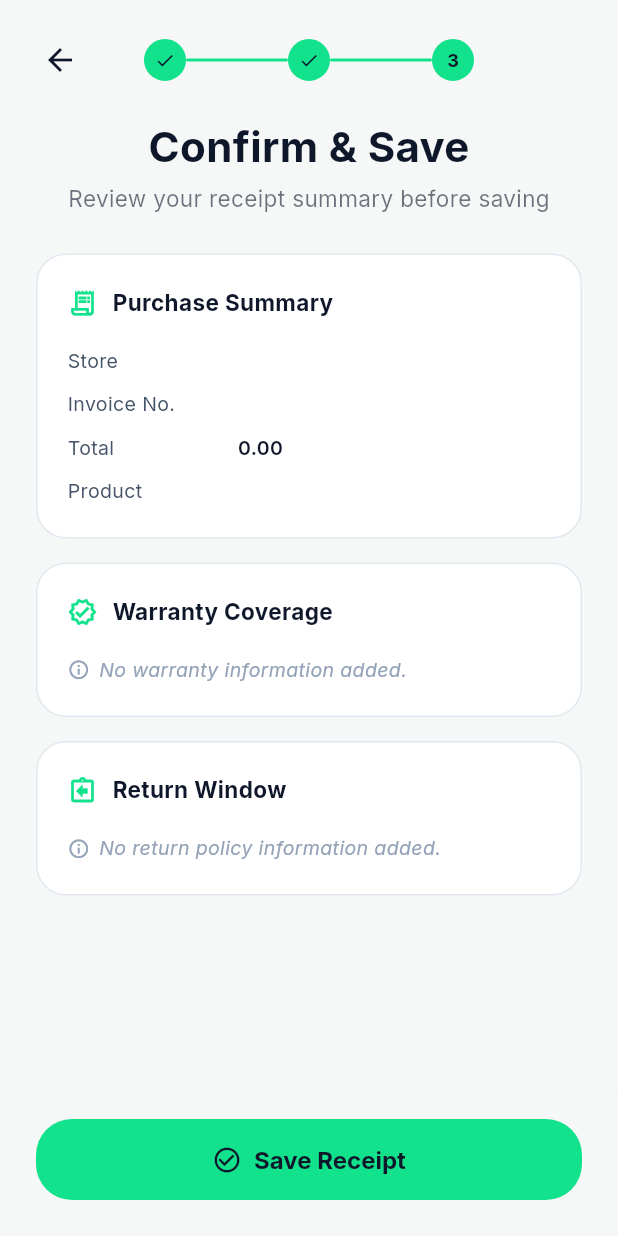
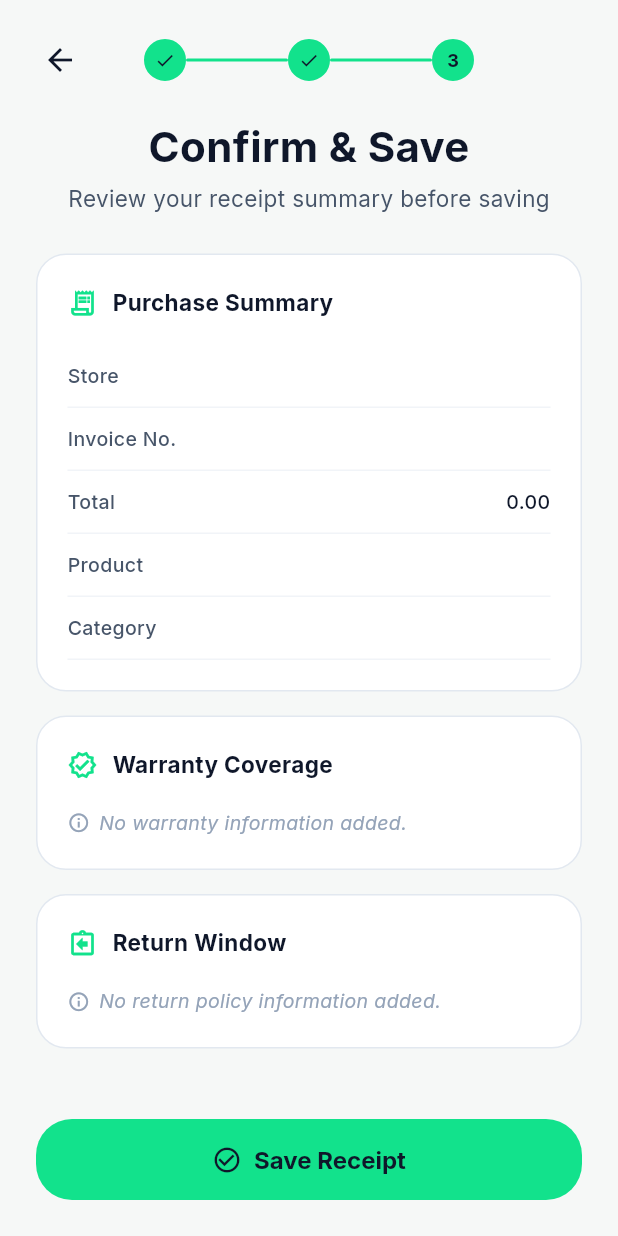
Before and after one commit to sujayamindev/reclaima, a Flutter app: the ReceiptConfirmationScreen screen opened directly with empty values, on a phone screen of 412 x 824 dp. Run offline on Flutter 3.47's test engine with Material 3 defaults, Android fonts, the phone set to English and light mode, and no system bars; our stand-ins replace cached_network_image, dio, drift, firebase_auth, firebase_core, flutter_riverpod and 4 more; accounts and stored records are empty; generated files the repository leaves out were written again; network calls fail.

Commit message:
feat(product): add product image search functionality and UI integration
- Implement ProductImageService for fetching product images from the backend
- Create ProductImageCard widget to display product images with loading and error states
- Update ReceiptConfirmationScreen to include product image preview
- Add productImageSearch endpoint to ApiConstants
- Register Sqflite plugin in GeneratedPluginRegistrant
- Update pubspec.yaml to include cached_network_image dependency

```diff
--- a/mobile/lib/core/constants/app_constants.dart
+++ b/mobile/lib/core/constants/app_constants.dart
@@ -17,6 +17,7 @@ class ApiConstants {
   static const String authMe = '/auth/me';
   static const String receipts = '/receipts';
   static const String warranties = '/warranties';
+  static const String productImageSearch = '/products/image-search';
   static const String health = '/health';
 
   // Timeouts
--- a/mobile/lib/screens/receipt/receipt_confirmation_screen.dart
+++ b/mobile/lib/screens/receipt/receipt_confirmation_screen.dart
@@ -2,7 +2,9 @@ import 'package:flutter/material.dart';
 import 'package:flutter_riverpod/flutter_riverpod.dart';
 import '../../core/constants/app_constants.dart';
 import '../../providers/receipt_provider.dart';
+import '../../providers/service_providers.dart';
 import '../../widgets/step_progress_bar.dart';
+import '../../widgets/product_image_card.dart';
 import 'receipt_detail_screen.dart';
 
 class ReceiptConfirmationScreen extends ConsumerStatefulWidget {
@@ -28,6 +30,22 @@ class ReceiptConfirmationScreen extends ConsumerStatefulWidget {
 
 class _ReceiptConfirmationScreenState
     extends ConsumerState<ReceiptConfirmationScreen> {
+  // ─── State ──────────────────────────────────────────────────────────────────
+
+  /// Cached future for the product image URL lookup.
+  Future<String?>? _productImageFuture;
+
+  @override
+  void initState() {
+    super.initState();
+    final productName = widget.formData['productName'] as String?;
+    if (productName != null && productName.trim().isNotEmpty) {
+      _productImageFuture = ref
+          .read(productImageServiceProvider)
+          .getProductImageUrl(productName);
+    }
+  }
+
   // ─── Helpers ───────────────────────────────────────────────────────────────
 
   String _formatDate(DateTime date) =>
@@ -46,13 +64,27 @@ class _ReceiptConfirmationScreenState
     return date.difference(DateTime(now.year, now.month, now.day)).inDays;
   }
 
+  /// Converts a raw day count into a human-friendly (value, unit) pair.
+  ///
+  /// - ≥ 30 days  →  rounded-up months  (e.g. 45 days → "2 months")
+  /// - < 30 days  →  days               (e.g. 15 → "15 days")
+  ({String value, String unit}) _formatDuration(int totalDays) {
+    final absDays = totalDays.abs();
+
+    if (absDays >= 30) {
+      final months = (absDays / 30).ceil();
+      return (value: '$months', unit: months == 1 ? 'month' : 'months');
+    } else {
+      return (value: '$absDays', unit: absDays == 1 ? 'day' : 'days');
+    }
+  }
+
   // ─── Save ──────────────────────────────────────────────────────────────────
 
   Future<void> _save() async {
     final controller = ref.read(receiptControllerProvider.notifier);
     final data = Map<String, dynamic>.from(widget.formData);
 
-    // Always send expiry dates explicitly — null tells the backend to clear them
     data['warrantyExpiryDate'] = widget.warrantyExpiryDate != null
         ? _formatDate(widget.warrantyExpiryDate!)
         : null;
@@ -91,6 +123,7 @@ class _ReceiptConfirmationScreenState
     final isDark = Theme.of(context).brightness == Brightness.dark;
     final backgroundColor = AppColors.background(isDark);
     final textPrimary = AppColors.textPrimary(isDark);
+    final textSecondary = AppColors.textSecondary(isDark);
     final controllerState = ref.watch(receiptControllerProvider);
 
     // Parse display values from formData
@@ -102,8 +135,10 @@ class _ReceiptConfirmationScreenState
     final totalAmount = widget.formData['totalAmount'] as double?;
     final currency = widget.formData['currency'] as String? ?? 'USD';
     final productName = widget.formData['productName'] as String?;
+    final productCategory = widget.formData['productCategory'] as String?;
     final warrantyMonths = widget.formData['warrantyPeriodMonths'] as int?;
     final returnDays = widget.formData['returnPeriodDays'] as int?;
+    final remarks = widget.formData['remarks'] as String?;
 
     return Scaffold(
       backgroundColor: backgroundColor,
@@ -145,7 +180,7 @@ class _ReceiptConfirmationScreenState
                 child: Column(
                   crossAxisAlignment: CrossAxisAlignment.center,
                   children: [
-                    // Title
+                    // ── Hero section ──────────────────────────────────────
                     Text(
                       'Confirm & Save',
                       style: AppTextStyles.headingSmall.copyWith(
@@ -156,87 +191,57 @@ class _ReceiptConfirmationScreenState
                     Text(
                       'Review your receipt summary before saving',
                       style: AppTextStyles.bodyMedium.copyWith(
-                        color: textPrimary.withValues(alpha: 0.6),
+                        color: textSecondary,
                       ),
                     ),
                     const SizedBox(height: 24),
 
-                    // ── Purchase Summary ─────────────────────────────────────
-                    _buildCard(
-                      isDark,
-                      textPrimary,
-                      [
-                        Row(
-                          children: [
-                            const Icon(
-                              Icons.receipt_long_outlined,
-                              size: 20,
-                              color: AppColors.primary,
-                            ),
-                            const SizedBox(width: 10),
-                            Text(
-                              'Purchase Summary',
-                              style: AppTextStyles.sectionTitle.copyWith(
-                                color: textPrimary,
-                              ),
-                            ),
-                          ],
+                    // ── Product Image ──────────────────────────────────────
+                    if (productName != null && _productImageFuture != null) ...[
+                      ProductImageCard(
+                        productName: productName,
+                        imageUrlFuture: _productImageFuture!,
+                        isDark: isDark,
                       ),
                       const SizedBox(height: 16),
-                        _buildRow(isDark, 'Store', storeName, textPrimary,
-                            valueBold: true),
-                        if (invoiceNumber != null) ...[
-                          const SizedBox(height: 8),
-                          _buildRow(
-                              isDark, 'Invoice No.', invoiceNumber, textPrimary),
                     ],
-                        if (purchaseDate != null) ...[
-                          const SizedBox(height: 8),
-                          _buildRow(isDark, 'Purchase Date',
-                              _displayDate(purchaseDate), textPrimary),
-                        ],
-                        if (totalAmount != null) ...[
-                          const SizedBox(height: 8),
-                          _buildRow(
+
+                    // ── Purchase Summary ───────────────────────────────────
+                    _buildSection(
+                      isDark: isDark,
+                      textPrimary: textPrimary,
+                      title: 'Purchase Summary',
+                      icon: Icons.receipt_long_outlined,
+                      children: [
+                        _buildDetailRow(isDark, 'Store', storeName),
+                        if (invoiceNumber != null)
+                          _buildDetailRow(isDark, 'Invoice No.', invoiceNumber),
+                        if (purchaseDate != null)
+                          _buildDetailRow(
+                              isDark, 'Purchase Date', _displayDate(purchaseDate)),
+                        if (totalAmount != null)
+                          _buildDetailRow(
                             isDark,
                             'Total',
-                            '$currency ${totalAmount.toStringAsFixed(2)}',
-                            textPrimary,
-                            valueBold: true,
+                            '$currency ${totalAmount.toStringAsFixed(2)}'
                           ),
-                        ],
-                        if (productName != null) ...[
-                          const SizedBox(height: 8),
-                          _buildRow(
-                              isDark, 'Product', productName, textPrimary),
-                        ],
+                        if (productName != null)
+                          _buildDetailRow(isDark, 'Product', productName),
+                        if (productCategory != null)
+                          _buildDetailRow(isDark, 'Category', productCategory),
                       ],
                     ),
                     const SizedBox(height: 16),
 
-                    // ── Warranty Coverage ────────────────────────────────────
-                    if (widget.warrantyExpiryDate != null || warrantyMonths != null)
-                    _buildCard(
-                      isDark,
-                      textPrimary,
-                      [
-                        Row(
+                    // ── Warranty Coverage ──────────────────────────────────
+                    if (widget.warrantyExpiryDate != null ||
+                        warrantyMonths != null) ...[
+                      _buildSection(
+                        isDark: isDark,
+                        textPrimary: textPrimary,
+                        title: 'Warranty Coverage',
+                        icon: Icons.verified_outlined,
                         children: [
-                            const Icon(
-                              Icons.verified_outlined,
-                              size: 20,
-                              color: AppColors.primary,
-                            ),
-                            const SizedBox(width: 10),
-                            Text(
-                              'Warranty Coverage',
-                              style: AppTextStyles.sectionTitle.copyWith(
-                                color: textPrimary,
-                              ),
-                            ),
-                          ],
-                        ),
-                        const SizedBox(height: 16),
                           if (widget.warrantyExpiryDate != null)
                             _buildExpiryBanner(
                               isDark: isDark,
@@ -252,36 +257,21 @@ class _ReceiptConfirmationScreenState
                               activeColor: AppColors.primary,
                             )
                           else
-                          _buildNoInfoRow(
-                              isDark, textPrimary, 'No warranty information added.'),
-                      ],
-                    ),
-                    if (widget.warrantyExpiryDate != null || warrantyMonths != null)
-                    const SizedBox(height: 16),
-
-                    // ── Return Window ────────────────────────────────────────
-                    if (widget.returnExpiryDate != null || returnDays != null)
-                    _buildCard(
-                      isDark,
-                      textPrimary,
-                      [
-                        Row(
-                          children: [
-                            const Icon(
-                              Icons.assignment_return_outlined,
-                              size: 20,
-                              color: AppColors.primary,
-                            ),
-                            const SizedBox(width: 10),
-                            Text(
-                              'Return Window',
-                              style: AppTextStyles.sectionTitle.copyWith(
-                                color: textPrimary,
-                              ),
-                            ),
+                            _buildNoInfoRow(isDark, 'No warranty information added.'),
                         ],
                       ),
                       const SizedBox(height: 16),
+                    ],
+
+                    // ── Return Window ──────────────────────────────────────
+                    if (widget.returnExpiryDate != null ||
+                        returnDays != null) ...[
+                      _buildSection(
+                        isDark: isDark,
+                        textPrimary: textPrimary,
+                        title: 'Return Window',
+                        icon: Icons.assignment_return_outlined,
+                        children: [
                           if (widget.returnExpiryDate != null)
                             _buildExpiryBanner(
                               isDark: isDark,
@@ -298,11 +288,11 @@ class _ReceiptConfirmationScreenState
                             )
                           else
                             _buildNoInfoRow(
-                              isDark, textPrimary, 'No return policy information added.'),
+                                isDark, 'No return policy information added.'),
                         ],
                       ),
-                    if (widget.returnExpiryDate != null || returnDays != null)
-                    const SizedBox(height: 8),
+                      const SizedBox(height: 16),
+                    ],
                   ],
                 ),
               ),
@@ -316,61 +306,99 @@ class _ReceiptConfirmationScreenState
     );
   }
 
-  // ─── Card wrapper ──────────────────────────────────────────────────────────
+  // ─── Section card (matches review_receipt_screen pattern) ──────────────────
 
-  Widget _buildCard(bool isDark, Color textPrimary, List<Widget> children) {
+  Widget _buildSection({
+    required bool isDark,
+    required Color textPrimary,
+    required String title,
+    required IconData icon,
+    required List<Widget> children,
+  }) {
     final cardColor = AppColors.card(isDark);
     final borderColor = AppColors.border(isDark);
+
     return Container(
       width: double.infinity,
-      padding: const EdgeInsets.all(20),
       decoration: BoxDecoration(
         color: cardColor,
         borderRadius: BorderRadius.circular(AppDimensions.radiusXL),
         border: Border.all(color: borderColor),
       ),
+      padding: const EdgeInsets.all(20),
       child: Column(
         crossAxisAlignment: CrossAxisAlignment.start,
-        children: children,
+        children: [
+          Row(
+            children: [
+              Icon(icon, size: 20, color: AppColors.primary),
+              const SizedBox(width: 10),
+              Text(
+                title,
+                style: AppTextStyles.sectionTitle.copyWith(color: textPrimary),
+              ),
+            ],
+          ),
+          const SizedBox(height: 16),
+          ...children,
+        ],
       ),
     );
   }
 
-  // ─── Row helpers ───────────────────────────────────────────────────────────
+  // ─── Detail row with divider ───────────────────────────────────────────────
 
-  Widget _buildRow(
+  Widget _buildDetailRow(
     bool isDark,
     String label,
-    String value,
-    Color textPrimary, {
-    bool valueBold = false,
+    String value, {
+    bool isHighlighted = false,
   }) {
     final labelColor = AppColors.textSecondary(isDark);
-    return Row(
+    final textPrimary = AppColors.textPrimary(isDark);
+    final borderColor = AppColors.border(isDark);
+
+    return Column(
+      children: [
+        Padding(
+          padding: const EdgeInsets.symmetric(vertical: 10),
+          child: Row(
             crossAxisAlignment: CrossAxisAlignment.start,
             children: [
               SizedBox(
                 width: 110,
                 child: Text(
                   label,
-            style: TextStyle(fontSize: 13, color: labelColor),
+                  style: TextStyle(
+                    fontSize: 13,
+                    color: labelColor,
+                    fontWeight: FontWeight.w500,
+                  ),
                 ),
               ),
               Expanded(
                 child: Text(
                   value,
+                  textAlign: TextAlign.end,
                   style: TextStyle(
                     fontSize: 13,
-              color: textPrimary,
-              fontWeight: valueBold ? FontWeight.w600 : FontWeight.normal,
+                    color: isHighlighted ? AppColors.primary : textPrimary,
+                    fontWeight:
+                        isHighlighted ? FontWeight.w700 : FontWeight.w500,
                   ),
                 ),
               ),
             ],
+          ),
+        ),
+        Divider(height: 1, color: borderColor.withValues(alpha: 0.5)),
+      ],
     );
   }
 
-  Widget _buildNoInfoRow(bool isDark, Color textPrimary, String message) {
+  // ─── No info row ───────────────────────────────────────────────────────────
+
+  Widget _buildNoInfoRow(bool isDark, String message) {
     final labelColor = AppColors.muted(isDark);
     return Row(
       children: [
@@ -382,7 +410,8 @@ class _ReceiptConfirmationScreenState
             style: TextStyle(
               fontSize: 13,
               color: labelColor,
-                fontStyle: FontStyle.italic),
+              fontStyle: FontStyle.italic,
+            ),
           ),
         ),
       ],
@@ -421,7 +450,40 @@ class _ReceiptConfirmationScreenState
 
     final labelColor = AppColors.label(isDark);
 
-    return Column(
+    final duration = _formatDuration(daysLeft);
+    final unitSuffix = isExpired ? 'ago' : 'left';
+    final unitLabel = duration.unit.isNotEmpty
+        ? '${duration.unit} $unitSuffix'
+        : unitSuffix;
+
+    // Compute progress ring fraction
+    // We need the purchase date to determine total period
+    final purchaseDateStr = widget.formData['purchaseDate'] as String?;
+    final purchaseDate =
+        purchaseDateStr != null ? DateTime.tryParse(purchaseDateStr) : null;
+
+    double progressFraction = 0.0;
+    if (purchaseDate != null) {
+      final totalDays = expiryDate.difference(purchaseDate).inDays;
+      if (totalDays > 0) {
+        progressFraction = isExpired
+            ? 1.0
+            : (1.0 - (daysLeft / totalDays)).clamp(0.0, 1.0);
+      }
+    }
+
+    final percentLeft = isExpired
+        ? 0
+        : (progressFraction * 100).round() > 100
+            ? 100
+            : (100 - (progressFraction * 100).round());
+
+    return Row(
+      crossAxisAlignment: CrossAxisAlignment.start,
+      children: [
+        // Left side — countdown + status + date
+        Expanded(
+          child: Column(
             crossAxisAlignment: CrossAxisAlignment.start,
             children: [
               // Big countdown number + status badge
@@ -429,7 +491,7 @@ class _ReceiptConfirmationScreenState
                 crossAxisAlignment: CrossAxisAlignment.end,
                 children: [
                   Text(
-              isExpired ? '${daysLeft.abs()}' : '$daysLeft',
+                    duration.value,
                     style: AppTextStyles.countdownHero.copyWith(
                       color: statusColor,
                     ),
@@ -441,7 +503,7 @@ class _ReceiptConfirmationScreenState
                       crossAxisAlignment: CrossAxisAlignment.start,
                       children: [
                         Text(
-                    isExpired ? 'days ago' : 'days left',
+                          unitLabel,
                           style: AppTextStyles.bodySmall.copyWith(
                             color: labelColor,
                             fontWeight: FontWeight.w500,
@@ -498,21 +560,80 @@ class _ReceiptConfirmationScreenState
                 ),
               ],
             ],
+          ),
+        ),
+
+        // Right side — circular progress ring
+        if (purchaseDate != null) ...[
+          const SizedBox(width: 16),
+          SizedBox(
+            width: 72,
+            height: 72,
+            child: Stack(
+              alignment: Alignment.center,
+              children: [
+                // Background track
+                SizedBox(
+                  width: 72,
+                  height: 72,
+                  child: CircularProgressIndicator(
+                    value: 1.0,
+                    strokeWidth: 6,
+                    strokeCap: StrokeCap.round,
+                    color: statusColor.withValues(alpha: 0.12),
+                  ),
+                ),
+                // Filled arc
+                SizedBox(
+                  width: 72,
+                  height: 72,
+                  child: CircularProgressIndicator(
+                    value: (1.0 - progressFraction).clamp(0.0, 1.0),
+                    strokeWidth: 6,
+                    strokeCap: StrokeCap.round,
+                    color: statusColor,
+                  ),
+                ),
+                // Percentage text
+                Column(
+                  mainAxisSize: MainAxisSize.min,
+                  children: [
+                    Text(
+                      '$percentLeft%',
+                      style: TextStyle(
+                        fontSize: 16,
+                        fontWeight: FontWeight.w800,
+                        color: statusColor,
+                      ),
+                    ),
+                    Text(
+                      'left',
+                      style: TextStyle(
+                        fontSize: 10,
+                        color: labelColor,
+                        fontWeight: FontWeight.w500,
+                      ),
+                    ),
+                  ],
+                ),
+              ],
+            ),
+          ),
+        ],
+      ],
     );
   }
 
-  // ─── Save footer ───────────────────────────────────────────────────────────
+  // ─── Save footer (matches review_receipt_screen style) ─────────────────────
 
-  Widget _buildSaveFooter(
-      bool isDark, AsyncValue<void> controllerState) {
+  Widget _buildSaveFooter(bool isDark, AsyncValue<void> controllerState) {
     final backgroundColor = AppColors.background(isDark);
-    final footerBorder = AppColors.footerBorder(isDark);
+    final borderColor = AppColors.border(isDark);
 
     return Container(
       padding: const EdgeInsets.fromLTRB(24, 16, 24, 24),
       decoration: BoxDecoration(
         color: backgroundColor,
-        border: Border(top: BorderSide(color: footerBorder)),
       ),
       child: SizedBox(
         width: double.infinity,
@@ -534,7 +655,6 @@ class _ReceiptConfirmationScreenState
             style: TextStyle(
               fontSize: 16,
               fontWeight: FontWeight.bold,
-              color: AppColors.onPrimary,
             ),
           ),
           style: ElevatedButton.styleFrom(
--- a/mobile/pubspec.yaml
+++ b/mobile/pubspec.yaml
@@ -55,6 +55,7 @@ dependencies:
   # Image Handling
   image_picker: ^1.1.2
   flutter_image_compress: ^2.3.0
+  cached_network_image: ^3.3.1
 
   # Utilities
   intl: ^0.19.0
```
Also changed, not shown: mobile/lib/providers/service_providers.dart (+7 -0 lines), mobile/lib/services/product_image_service.dart (added, +38 -0 lines), mobile/lib/widgets/product_image_card.dart (added, +140 -0 lines), mobile/pubspec.lock, 1 other file. Lines whose indentation alone changed are shown as unchanged.
